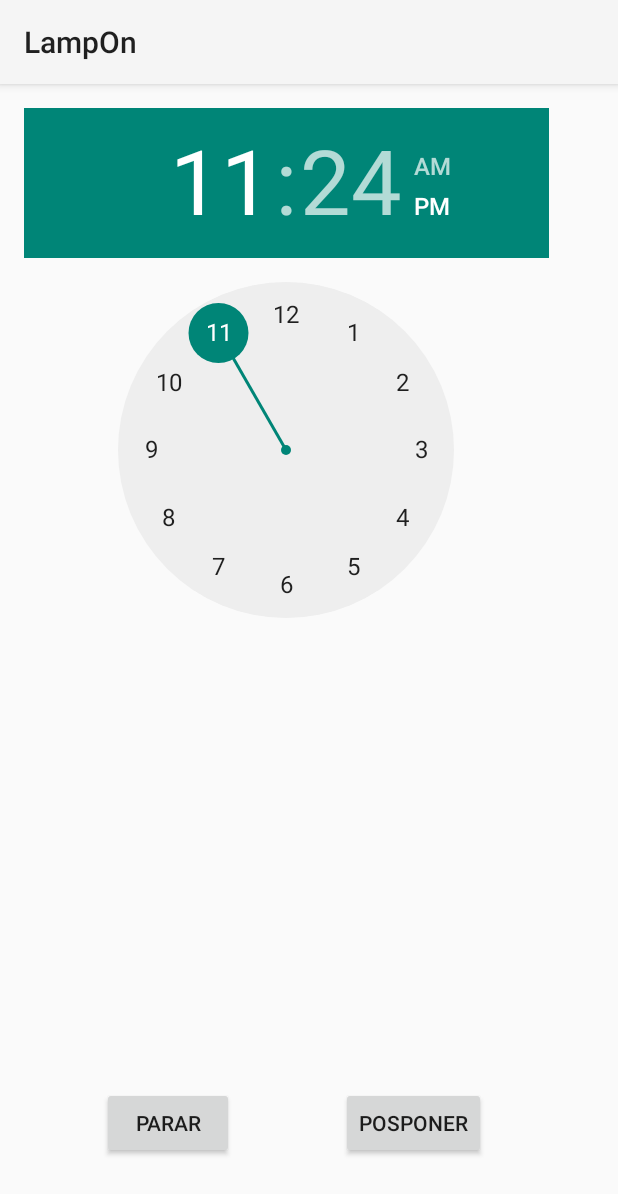
After one commit to MichN7/LampOn, an Android app: the PosponerAcivity screen opened directly, with no data from a screen before it, on a phone screen of 412 x 824 dp. The commit adds this screen. Shown: the top 1194 px of the screen. Run offline under Robolectric (Android 15) with nearby library versions, the phone set to English and light mode, and no system bars.

Commit message:
se agrego alertDialog donde indica a que hora se activara la alarma con todos los elementos

```diff
--- a/app/src/main/java/com/greye/lampon/AlarmActivity.java
+++ b/app/src/main/java/com/greye/lampon/AlarmActivity.java
@@ -24,6 +24,7 @@ public class AlarmActivity extends Activity implements View.OnClickListener {
             }
         });
 
+        DataBaseManager manger = new DataBaseManager(this);
     }
 
     @Override
--- a/app/src/main/java/com/greye/lampon/Alarm_Receiver.java
+++ b/app/src/main/java/com/greye/lampon/Alarm_Receiver.java
@@ -13,10 +13,13 @@ public class Alarm_Receiver extends BroadcastReceiver {
     @Override
     public void onReceive(Context context, Intent intent) {
 
-        Log.e("esto es la clase Alarm","que ");
 
 
+        String toma_string = intent.getExtras().getString("extra");
+        Log.e("la llave es",toma_string);
         Intent service_intent = new Intent(context,RingTonePlayingService.class);
+
+        service_intent.putExtra("extra",toma_string);
 
                 //Se inicia el servicio de ringtone
         context.startService(service_intent);
--- /dev/null
+++ b/app/src/main/java/com/greye/lampon/PosponerAcivity.java
@@ -0,0 +1,95 @@
+package com.greye.lampon;
+
+import android.app.AlarmManager;
+import android.app.PendingIntent;
+import android.content.Context;
+import android.content.DialogInterface;
+import android.content.Intent;
+import android.support.v4.app.FragmentManager;
+import android.support.v7.app.AlertDialog;
+import android.support.v7.app.AppCompatActivity;
+import android.os.Bundle;
+import android.util.Log;
+import android.view.View;
+import android.widget.Button;
+import android.widget.RadioButton;
+import android.widget.TimePicker;
+
+import java.util.Calendar;
+
+public class PosponerAcivity extends AppCompatActivity implements View.OnClickListener{
+    AlarmManager alarm_Manager;
+    PendingIntent pending_intent;
+    Intent mi_intent;
+    Context context;
+    TimePicker alarm_timepicker;
+
+    @Override
+    protected void onCreate(Bundle savedInstanceState) {
+        this.context = this;
+        super.onCreate(savedInstanceState);
+        setContentView(R.layout.activity_posponer_acivity);
+        alarm_Manager = (AlarmManager) getSystemService(ALARM_SERVICE);
+        final Intent mi_intent = new Intent(this.context, Alarm_Receiver.class);
+
+        Button Posponer = (Button) findViewById(R.id.btnPosponer);
+        Posponer.setOnClickListener(this);
+
+        Button Parar = (Button) findViewById(R.id.btnParar);
+        Parar.setOnClickListener(this);
+
+        Parar.setOnClickListener(new View.OnClickListener() {
+            @Override
+            public void onClick(View v) {
+                Log.e("Entro a Clase Posponer","Entro a boton PARAR");
+
+                alarm_Manager.cancel(pending_intent);
+                mi_intent.putExtra("extra","alarm_off");
+                sendBroadcast(mi_intent);
+                finish();
+                Intent intentAlarm = new Intent(getApplicationContext(), AlarmActivity.class);
+                startActivity(intentAlarm);
+            }
+        });
+
+
+        Posponer.setOnClickListener(new View.OnClickListener() {
+            @Override
+            public void onClick(View v) {
+
+                RadioButton Rbtn0 = (RadioButton) findViewById(R.id.Rbtn0);
+                RadioButton Rbtn = (RadioButton) findViewById(R.id.Rbtn);
+                RadioButton Rbtn1 = (RadioButton) findViewById(R.id.Rbtn1);
+                RadioButton Rbtn2 = (RadioButton) findViewById(R.id.Rbtn2);
+                RadioButton Rbtn3 = (RadioButton) findViewById(R.id.Rbtn3);
+                RadioButton Rbtn4 = (RadioButton) findViewById(R.id.Rbtn4);
+
+                if (v.getId() == R.id.btnPosponer) {
+
+                    Log.e("Entro a Clase Posponer", "Entro a boton Posponer");
+                    try {
+                        DFragmentDesplazar dFragmentDs = new DFragmentDesplazar();
+                        // Show DialogFragment
+                        dFragmentDs.show(fm, "Dialog Fragment");
+                    } catch (Exception e) {
+                        Log.e(null, "error");
+                    }
+                }
+            }
+        });
+
+
+    }
+
+    FragmentManager fm = getSupportFragmentManager();
+
+    @Override
+    public void onClick(View v) {
+
+
+        }
+
+
+
+
+}
--- /dev/null
+++ b/app/src/main/res/layout/activity_posponer_acivity.xml
@@ -0,0 +1,45 @@
+<?xml version="1.0" encoding="utf-8"?>
+<RelativeLayout xmlns:android="http://schemas.android.com/apk/res/android"
+    xmlns:tools="http://schemas.android.com/tools"
+    android:id="@+id/activity_posponer_acivity"
+    android:layout_width="match_parent"
+    android:layout_height="match_parent"
+    android:paddingBottom="@dimen/activity_vertical_margin"
+    android:paddingLeft="@dimen/activity_horizontal_margin"
+    android:paddingRight="@dimen/activity_horizontal_margin"
+    android:paddingTop="@dimen/activity_vertical_margin"
+    tools:context="com.greye.lampon.PosponerAcivity">
+
+
+    <TimePicker
+        android:layout_width="350dp"
+        android:layout_height="340dp"
+        android:id="@+id/tpHoraPosponer"
+        android:layout_alignParentLeft="true"
+        android:layout_alignParentStart="true" />
+
+    <Button
+        android:text="Parar"
+        android:layout_width="wrap_content"
+        android:layout_height="wrap_content"
+        android:layout_marginLeft="52dp"
+        android:layout_marginStart="52dp"
+        android:layout_marginBottom="35dp"
+        android:id="@+id/btnParar"
+        android:layout_alignParentBottom="true"
+        android:layout_alignParentLeft="true"
+        android:layout_alignParentStart="true" />
+
+    <Button
+        android:text="Posponer"
+        android:layout_width="wrap_content"
+        android:layout_height="wrap_content"
+        android:id="@+id/btnPosponer"
+        android:layout_marginRight="42dp"
+        android:layout_marginEnd="42dp"
+        android:layout_alignBaseline="@+id/btnParar"
+        android:layout_alignBottom="@+id/btnParar"
+        android:layout_alignRight="@+id/tpHoraPosponer"
+        android:layout_alignEnd="@+id/tpHoraPosponer"
+        android:onClick="onClick (PosponerAcivity)" />
+</RelativeLayout>
```
Also changed, not shown: app/src/main/AndroidManifest.xml (+13 -10 lines), app/src/main/java/com/greye/lampon/DFragment.java (+16 -9 lines), app/src/main/java/com/greye/lampon/DFragmentDesplazar.java (+129 -1 lines), app/src/main/java/com/greye/lampon/DataBaseManager.java (+10 -0 lines), app/src/main/java/com/greye/lampon/HourActivity2.java (+14 -78 lines), app/src/main/java/com/greye/lampon/RingTonePlayingService.java (+101 -5 lines), app/src/main/res/layout/activity_hour2.xml (+2 -29 lines), app/src/main/res/layout/fragment_d.xml (+7 -2 lines).
